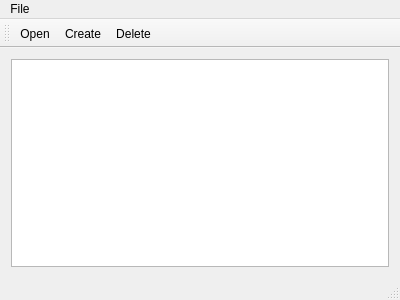
The window that gui/torrent_gui/mainwindow.ui (smirok/HSE-2020-torrent-project) describes before a commit, drawn with Qt 5.
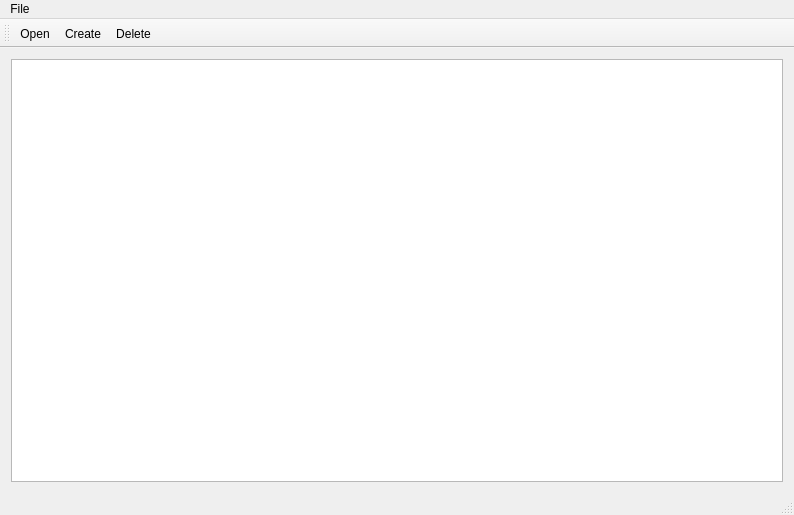
The same window after the commit. Icons and pictures are not drawn.

Commit message: Add the button for opening file in the folder

The edit to the form file:
```diff
--- a/gui/torrent_gui/mainwindow.ui
+++ b/gui/torrent_gui/mainwindow.ui
@@ -6,8 +6,8 @@
    <rect>
     <x>0</x>
     <y>0</y>
-    <width>400</width>
-    <height>300</height>
+    <width>794</width>
+    <height>515</height>
    </rect>
   </property>
   <property name="windowTitle">
@@ -25,7 +25,7 @@
     <rect>
      <x>0</x>
      <y>0</y>
-     <width>400</width>
+     <width>794</width>
      <height>22</height>
     </rect>
    </property>
```
The commit also changes 4 other files.
